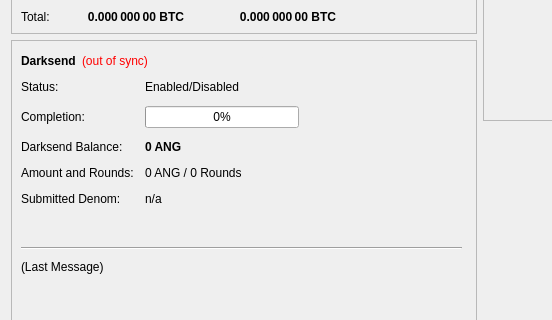
First picture: the form in src/qt/forms/overviewpage.ui, repository CoinExample/ANG, before the edit; both pictures show x 0 to 552 and y 182 to 502 of the 960 by 585 pixel window.
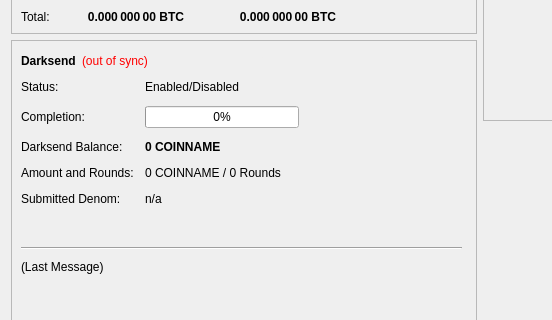
Second picture: the form after the edit.

```diff
--- a/src/qt/forms/overviewpage.ui
+++ b/src/qt/forms/overviewpage.ui
@@ -474,7 +474,7 @@
               </font>
              </property>
              <property name="text">
-              <string notr="true">0 ANG</string>
+              <string notr="true">0 COINNAME</string>
              </property>
             </widget>
            </item>
@@ -488,7 +488,7 @@
            <item row="3" column="1">
             <widget class="QLabel" name="labelAmountRounds">
              <property name="text">
-              <string>0 ANG / 0 Rounds</string>
+              <string>0 COINNAME / 0 Rounds</string>
              </property>
             </widget>
            </item>
```
Left out of the diff: 6 changed lines with no effect on the pictures.
